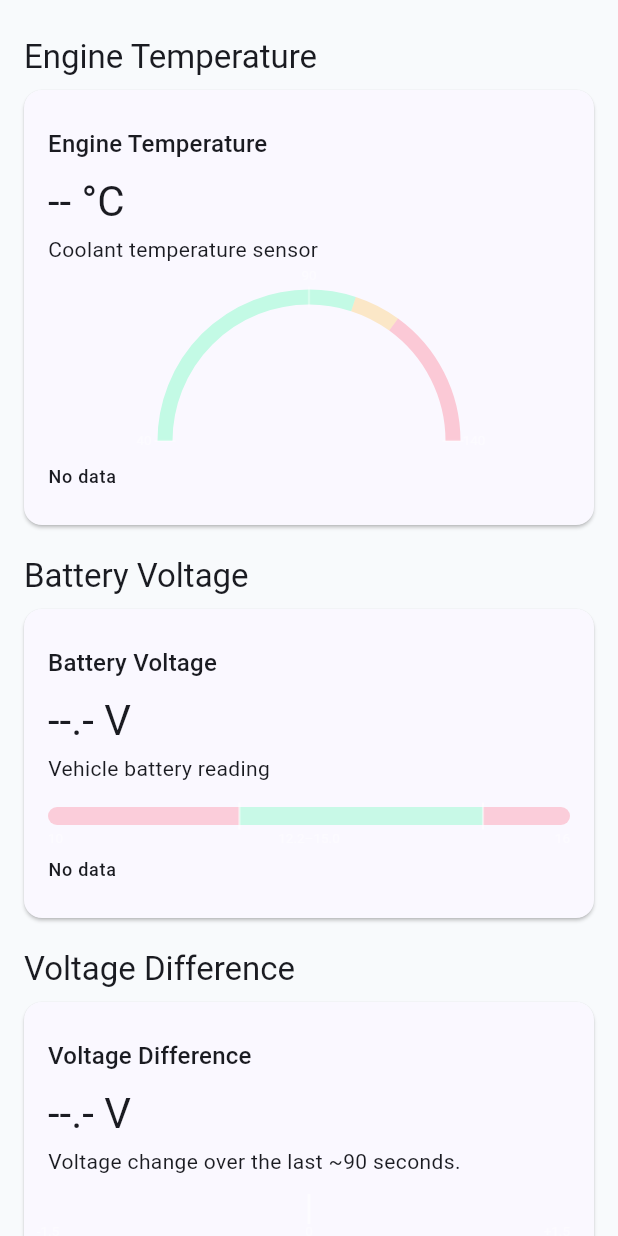
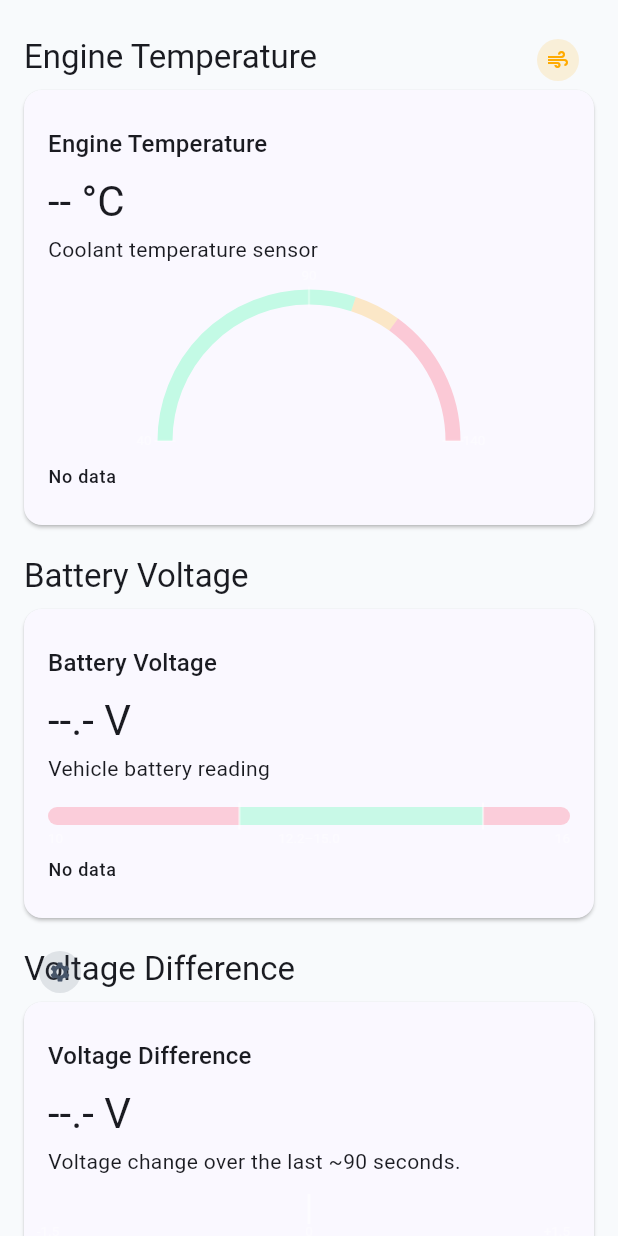
Before and after one commit to ahmadtefa/car_guard, a Flutter app: the screen it shows after launch, on a phone screen of 412 x 824 dp. Run offline on Flutter 3.47's test engine with Material 3 defaults, Android fonts, the phone set to English and light mode, and no system bars; our stand-ins replace audioplayers, connectivity_plus, flutter_local_notifications, flutter_riverpod, go_router, permission_handler and 1 more; missing offline and left inert: flutter_foreground_task; network calls fail.

Commit message:
Design pass 5: corner status badges on the gauge cards
- Engine temperature card: small spinning-fan badge at the top-right
  corner, animating whenever the radiator fan runs (green) and resting
  amber when off
- Voltage delta card: small gear badge at the top-left corner spinning
  while the alternator charges (>= 13 V) and resting grey otherwise

Co-authored-by: arena-agent <297053741+arena-agent@users.noreply.github.com>

```diff
--- a/lib/features/dashboard/widgets/engine_temperature_card.dart
+++ b/lib/features/dashboard/widgets/engine_temperature_card.dart
@@ -3,6 +3,8 @@ import 'package:flutter_riverpod/flutter_riverpod.dart';
 
 import '../../../core/constants/app_colors.dart';
 import '../../../core/l10n/app_l10n.dart';
+import '../../../core/providers/device_status_provider.dart';
+import '../../../core/widgets/spinning_icon.dart';
 import 'base_dashboard_card.dart';
 import 'mini_gauges.dart';
 
@@ -32,7 +34,14 @@ class EngineTemperatureCard extends ConsumerWidget {
 
     final danger = temperature != null && temperature! >= criticalValue;
 
-    return BaseDashboardCard(
+    // Live fan state for the corner badge.
+    final device = ref.watch(deviceStatusProvider).value;
+    final fanOn = device?.controlData.fanRunning ?? false;
+    final fanColor = fanOn ? AppColors.neonGreen : AppColors.neonAmber;
+
+    return Stack(
+      children: [
+        BaseDashboardCard(
       title: l.engineTemperature,
       value: danger ? '' : value,
       subtitle: l.coolantSensorInfo,
@@ -56,8 +65,29 @@ class EngineTemperatureCard extends ConsumerWidget {
                 fontSize: 26,
               ),
             ),
-        ],
-      ),
+          ],
+        ),
+        ),
+
+        // Spinning fan badge while the radiator fan runs.
+        Positioned(
+          top: 10,
+          right: 10,
+          child: Container(
+            padding: const EdgeInsets.all(6),
+            decoration: BoxDecoration(
+              color: fanColor.withAlpha((255 * 0.14).round()),
+              shape: BoxShape.circle,
+            ),
+            child: SpinningIcon(
+              icon: Icons.air,
+              spinning: fanOn,
+              size: 16,
+              color: fanColor,
+            ),
+          ),
+        ),
+      ],
     );
   }
 }
--- a/lib/features/dashboard/widgets/voltage_delta_card.dart
+++ b/lib/features/dashboard/widgets/voltage_delta_card.dart
@@ -3,6 +3,8 @@ import 'package:flutter_riverpod/flutter_riverpod.dart';
 
 import '../../../core/constants/app_colors.dart';
 import '../../../core/l10n/app_l10n.dart';
+import '../../../core/providers/device_status_provider.dart';
+import '../../../core/widgets/spinning_icon.dart';
 import '../providers/voltage_delta_provider.dart';
 import 'base_dashboard_card.dart';
 import 'mini_gauges.dart';
@@ -39,12 +41,44 @@ class VoltageDeltaCard extends ConsumerWidget {
       }
     }
 
-    return BaseDashboardCard(
-      title: l.voltageDifference,
-      value: valueText,
-      subtitle: l.voltageDeltaInfo,
-      statusText: statusText,
-      child: DeltaGauge(delta: delta, scale: 1.5),
+    // Alternator state for the corner badge.
+    final device = ref.watch(deviceStatusProvider).value;
+    final connected = device?.connected ?? false;
+    final voltage = device?.batteryData.voltage ?? 0;
+    final charging = connected && voltage >= 13.0;
+
+    final gearColor = charging ? AppColors.neonGreen : AppColors.textSecondary;
+
+    return Stack(
+      children: [
+        BaseDashboardCard(
+          title: l.voltageDifference,
+          value: valueText,
+          subtitle: l.voltageDeltaInfo,
+          statusText: statusText,
+          child: DeltaGauge(delta: delta, scale: 1.5),
+        ),
+
+        // Spinning gear badge while the alternator charges.
+        Positioned(
+          top: 10,
+          left: 10,
+          child: Container(
+            padding: const EdgeInsets.all(6),
+            decoration: BoxDecoration(
+              color: gearColor.withAlpha((255 * 0.14).round()),
+              shape: BoxShape.circle,
+            ),
+            child: SpinningIcon(
+              icon: Icons.settings,
+              spinning: charging,
+              duration: const Duration(milliseconds: 1200),
+              size: 16,
+              color: gearColor,
+            ),
+          ),
+        ),
+      ],
     );
   }
 }
```
